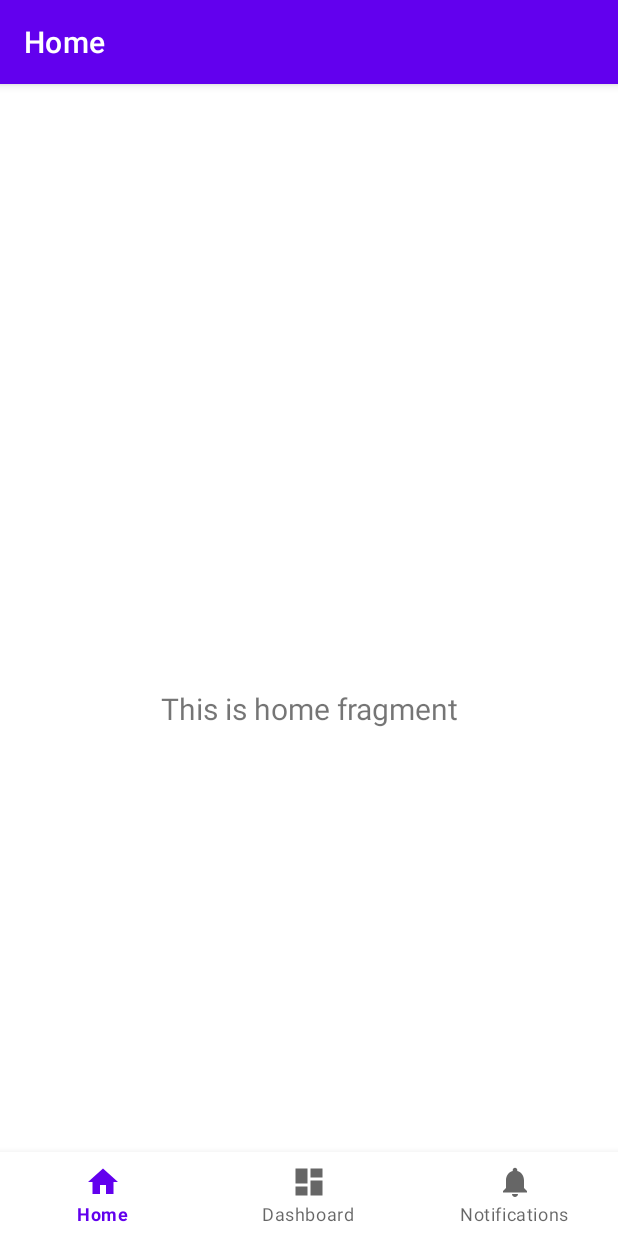
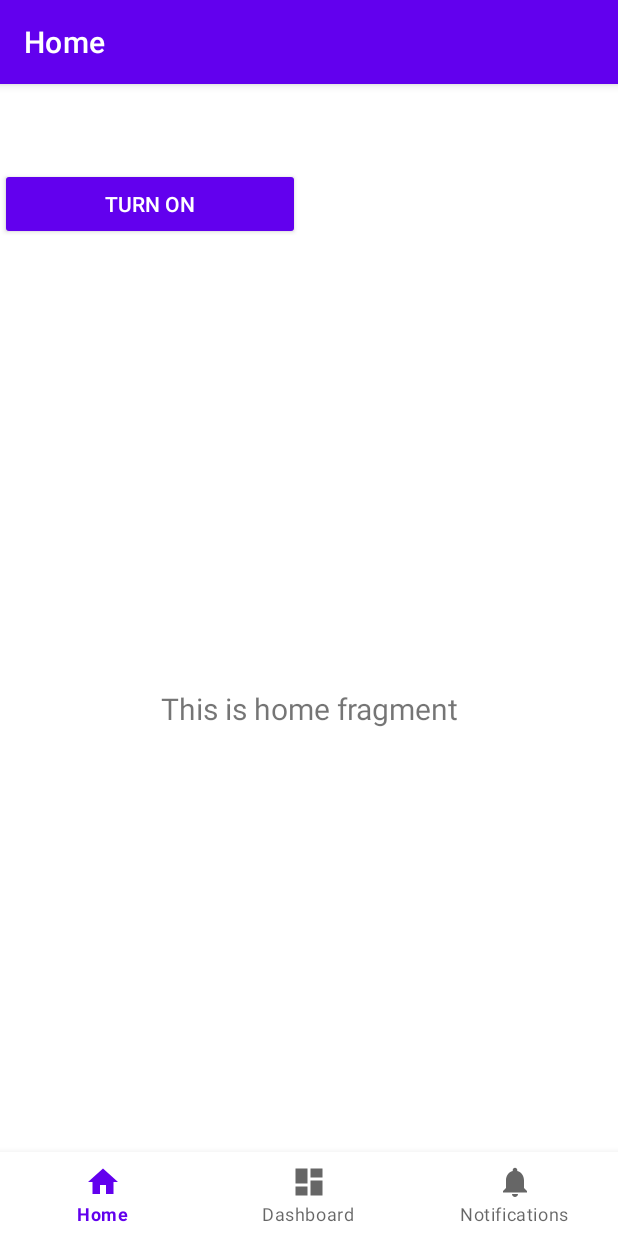
Before and after one commit to Repo-Factory/Android-STM32-Bluetooth, an Android app: the screen it shows after launch (MainActivity), on a phone screen of 412 x 824 dp. Run offline under Robolectric (Android 15) with nearby library versions, the phone set to English and light mode, and no system bars; our stand-ins replace navigation-ui; 3 statements that could not run were skipped.

Commit message:
Add Bluetooth

```diff
--- a/BluetoothSTM32/app/build.gradle.kts
+++ b/BluetoothSTM32/app/build.gradle.kts
@@ -17,7 +17,11 @@ android {
     }
 
     buildTypes {
+        debug {
+            isDebuggable = true
+        }
         release {
+            isDebuggable = true
             isMinifyEnabled = false
             proguardFiles(
                 getDefaultProguardFile("proguard-android-optimize.txt"),
--- a/BluetoothSTM32/app/src/main/AndroidManifest.xml
+++ b/BluetoothSTM32/app/src/main/AndroidManifest.xml
@@ -1,6 +1,10 @@
 <?xml version="1.0" encoding="utf-8"?>
 <manifest xmlns:android="http://schemas.android.com/apk/res/android"
     xmlns:tools="http://schemas.android.com/tools">
+
+    <uses-permission android:name="android.permission.BLUETOOTH_CONNECT" />
+    <uses-permission android:name="android.permission.BLUETOOTH"/>
+    <uses-permission android:name="android.permission.BLUETOOTH_ADMIN"/>
 
     <application
         android:allowBackup="true"
--- a/BluetoothSTM32/app/src/main/java/com/example/bluetoothstm32/MainActivity.java
+++ b/BluetoothSTM32/app/src/main/java/com/example/bluetoothstm32/MainActivity.java
@@ -1,23 +1,66 @@
 package com.example.bluetoothstm32;
 
+import android.annotation.SuppressLint;
+import android.content.Context;
+import android.content.pm.PackageManager;
 import android.os.Bundle;
 
 import com.google.android.material.bottomnavigation.BottomNavigationView;
 
+import androidx.annotation.NonNull;
 import androidx.appcompat.app.AppCompatActivity;
+import androidx.core.app.ActivityCompat;
 import androidx.navigation.NavController;
 import androidx.navigation.Navigation;
 import androidx.navigation.ui.AppBarConfiguration;
 import androidx.navigation.ui.NavigationUI;
 
+import android.os.Bundle;
+import android.view.View;
+import android.widget.Button;
+import android.widget.ImageView;
+import android.widget.TextView;
+import android.widget.Toast;
+import android.bluetooth.BluetoothAdapter;
+import android.bluetooth.BluetoothDevice;
+import android.content.Intent;
+
 import com.example.bluetoothstm32.databinding.ActivityMainBinding;
+
 
 public class MainActivity extends AppCompatActivity {
     private ActivityMainBinding binding;
+    private static final int REQUEST_ENABLE_BT = 0;
+    private static final int REQUEST_DISCOVER_BT = 1;
+
+    TextView mStatusBlueTv, mPairedTv;
+    ImageView mBlueIv;
+    Button mOnBtn;
+
+    BluetoothAdapter mBlueAdapter;
 
     @Override
     protected void onCreate(Bundle savedInstanceState) {
         super.onCreate(savedInstanceState);
+        setContentView(R.layout.activity_main);
+//
+//        mStatusBlueTv = findViewById(R.id.statusBluetoothTv);
+//        mPairedTv = findViewById(R.id.pairedTv);
+//        mBlueIv = findViewById(R.id.bluetoothIv);
+//        mOnBtn  = findViewById(R.id.onBtn);
+        mBlueAdapter = BluetoothAdapter.getDefaultAdapter();
+
+        if (mBlueAdapter == null) {
+            Toast.makeText(this, "Bluetooth is not supported on this device", Toast.LENGTH_SHORT).show();
+            finish(); return;
+        }
+
+//        if (mOnBtn == null) {
+//            Toast.makeText(this, "Bluevice", Toast.LENGTH_SHORT).show();
+//        }
+
+        enableBluetooth(mBlueAdapter);
+//        linkmOnBtn(mOnBtn, mBlueAdapter);
 
         binding = ActivityMainBinding.inflate(getLayoutInflater());
         setContentView(binding.getRoot());
@@ -32,4 +75,55 @@ public class MainActivity extends AppCompatActivity {
         NavigationUI.setupActionBarWithNavController(this, navController, appBarConfiguration);
         NavigationUI.setupWithNavController(binding.navView, navController);
     }
+
+    private void checkBluetooth(final BluetoothAdapter mBlueAdapter, TextView mStatusBlueTv) {
+        if (mBlueAdapter == null) {
+            mStatusBlueTv.setText("Bluetooth is not available");
+        } else {
+            mStatusBlueTv.setText("Bluetooth is available");
+        }
+    }
+
+    @SuppressLint("MissingPermission")
+    private void enableBluetooth(final BluetoothAdapter bluetoothAdapter) {
+        if (!bluetoothAdapter.isEnabled()) {
+            Intent enableBtIntent = new Intent(BluetoothAdapter.ACTION_REQUEST_ENABLE);
+            startActivityForResult(enableBtIntent, REQUEST_ENABLE_BT);
+        }
+    }
+
+    @SuppressLint("MissingPermission")
+    private void linkmOnBtn(Button mOnBtn, final BluetoothAdapter mBlueAdapter) {
+        mOnBtn.setText("asdf");
+        //        mOnBtn.setOnClickListener(v -> {
+//            if (true) {
+////                showToast("Turning On Bluetooth...");
+////                Intent intent = new Intent(BluetoothAdapter.ACTION_REQUEST_ENABLE);
+////                startActivityForResult(intent, REQUEST_ENABLE_BT);
+//            }
+//            else {
+//                showToast("Bluetooth is already on");
+//            }
+//        });
+    }
+
+    @Override
+    protected void onActivityResult(int requestCode, int resultCode, Intent data) {
+        switch (requestCode){
+            case REQUEST_ENABLE_BT:
+                if (resultCode == RESULT_OK){
+//                    mBlueIv.setImageResource(R.drawable.ic_action_on);
+                    showToast("Bluetooth is on");
+                }
+                else {
+                    showToast("couldn't turn on bluetooth");
+                }
+                break;
+        }
+        super.onActivityResult(requestCode, resultCode, data);
+    }
+
+    public void showToast(final String msg) {
+        Toast.makeText(getApplicationContext(), msg, Toast.LENGTH_SHORT).show();
+    }
 }
--- a/BluetoothSTM32/app/src/main/res/layout/activity_main.xml
+++ b/BluetoothSTM32/app/src/main/res/layout/activity_main.xml
@@ -5,6 +5,35 @@
     android:layout_width="match_parent"
     android:layout_height="match_parent"
     android:paddingTop="?attr/actionBarSize">
+
+    <TextView
+        android:id="@+id/statusBluetoothTv"
+        android:layout_width="match_parent"
+        android:layout_height="wrap_content"
+        android:text=""
+        android:textAlignment="center"
+        android:textSize="20sp"
+        android:textColor="#000"/>
+    <!--Bluetooth icon (on/off)-->
+    <ImageView
+        android:id="@+id/bluetoothIv"
+        android:layout_width="100dp"
+        android:layout_height="100dp" />
+    <TextView
+        android:id="@+id/pairedTv"
+        android:minWidth="200dp"
+        android:text=""
+        android:textColor="#000"
+        android:layout_width="match_parent"
+        android:layout_height="wrap_content" />
+    <!--On Button-->
+    <Button
+        android:id="@+id/onBtn"
+        android:minWidth="200dp"
+        android:layout_width="wrap_content"
+        android:layout_height="wrap_content"
+        android:text="Turn On"
+        style="@style/Base.Widget.AppCompat.Button.Colored"/>
 
     <com.google.android.material.bottomnavigation.BottomNavigationView
         android:id="@+id/nav_view"
```
Also changed, not shown: BluetoothSTM32/build.gradle.kts (line endings or trailing spaces).
